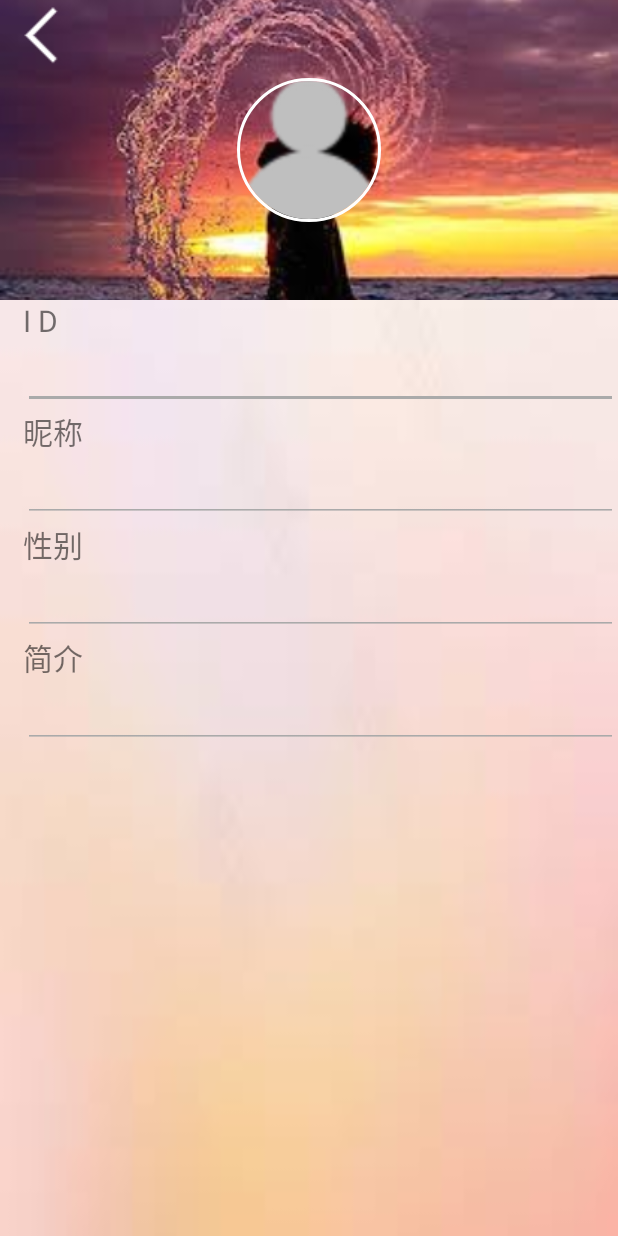
After one commit to zhongshiyi/TheMagicalBrush, an Android app: the UserInfo screen opened directly, with no data from a screen before it, on a phone screen of 412 x 824 dp. The commit adds this screen. Run offline under Robolectric (Android 15) with nearby library versions, the phone set to English and light mode, and no system bars; our stand-ins replace CircleImageView; Roboto replaces fonts that are not available here.

```diff
--- a/app/src/main/AndroidManifest.xml
+++ b/app/src/main/AndroidManifest.xml
@@ -81,7 +81,6 @@
         <activity
             android:name=".ui.Memory"
             android:theme="@style/NoActivityFullscreen" />
-
         <!--喜欢-->
         <activity android:name=".ui.MyLike"/>
         <!--评论-->
@@ -90,7 +89,9 @@
         <activity android:name=".ui.Chat"/>
         <!--通知-->
         <activity android:name=".ui.Inform"/>
-
+        <!--个人资料-->
+        <activity android:name=".ui.UserInfo"
+            android:theme="@style/NoActivityFullscreen"/>
     </application>
 
 </manifest>
--- /dev/null
+++ b/app/src/main/java/com/example/themagicalbrush/ui/UserInfo.java
@@ -0,0 +1,49 @@
+package com.example.themagicalbrush.ui;
+
+import android.content.Intent;
+import android.os.Bundle;
+import android.support.annotation.Nullable;
+import android.support.v7.app.AppCompatActivity;
+import android.view.View;
+import android.widget.ImageView;
+
+import com.example.themagicalbrush.MainActivity;
+import com.example.themagicalbrush.R;
+import com.example.themagicalbrush.fragment.UserFragment;
+
+/**
+ * 项目名：    TheMagicalBrush
+ * 包名：      com.example.themagicalbrush.ui
+ * 文件名：    UserInfo
+ * 作者：      钟士宜
+ * 创建时间    2019/10/5 15:18
+ * 描述：      个人资料
+ */
+public class UserInfo extends AppCompatActivity implements View.OnClickListener {
+
+    private ImageView iv_left_back;
+
+    @Override
+    protected void onCreate(@Nullable Bundle savedInstanceState) {
+        super.onCreate(savedInstanceState);
+        setContentView(R.layout.activity_user_info);
+
+        //初始化
+        initView();
+    }
+
+    private void initView(){
+        iv_left_back = findViewById(R.id.iv_left_back);
+        iv_left_back.setOnClickListener(this);
+    }
+
+    @Override
+    public void onClick(View v) {
+        switch (v.getId()){
+            case R.id.iv_left_back:
+                startActivity(new Intent(UserInfo.this,MainActivity.class));
+                break;
+
+        }
+    }
+}
--- /dev/null
+++ b/app/src/main/res/layout/activity_user_info.xml
@@ -0,0 +1,133 @@
+<?xml version="1.0" encoding="utf-8"?>
+<LinearLayout xmlns:android="http://schemas.android.com/apk/res/android"
+    xmlns:app="http://schemas.android.com/apk/res-auto"
+    android:layout_width="match_parent"
+    android:layout_height="match_parent"
+    android:background="@drawable/background"
+    android:orientation="vertical">
+
+    <ScrollView
+        android:layout_width="match_parent"
+        android:layout_height="0dp"
+        android:layout_weight="1">
+
+        <LinearLayout
+            android:layout_width="match_parent"
+            android:layout_height="wrap_content"
+            android:orientation="vertical">
+
+            <RelativeLayout
+                android:layout_width="match_parent"
+                android:layout_height="200dp">
+
+                <ImageView
+                    android:layout_width="match_parent"
+                    android:layout_height="match_parent"
+                    android:layout_centerInParent="true"
+                    android:scaleType="centerCrop"
+                    android:src="@drawable/background_2" />
+
+                <de.hdodenhof.circleimageview.CircleImageView
+                    android:id="@+id/profile_image"
+                    android:layout_width="96dp"
+                    android:layout_height="96dp"
+                    android:layout_centerInParent="true"
+                    android:src="@drawable/head_portrait"
+                    app:civ_border_color="@android:color/white"
+                    app:civ_border_width="2dp" />
+
+                <ImageView
+                    android:id="@+id/iv_left_back"
+                    android:layout_width="wrap_content"
+                    android:layout_height="wrap_content"
+                    android:layout_marginLeft="5dp"
+                    android:src="@drawable/left_back" />
+
+            </RelativeLayout>
+
+            <!--账号-->
+            <LinearLayout
+                android:layout_width="match_parent"
+                android:layout_height="wrap_content"
+                android:layout_marginLeft="15dp"
+                android:orientation="vertical">
+
+
+                <TextView
+                    android:layout_width="wrap_content"
+                    android:layout_height="wrap_content"
+                    android:text="I D"
+                    android:textSize="20dp" />
+
+                <EditText
+                    android:layout_width="match_parent"
+                    android:layout_height="wrap_content"
+                    android:theme="@style/MyEditText" />
+
+            </LinearLayout>
+
+            <LinearLayout
+                android:layout_width="match_parent"
+                android:layout_height="wrap_content"
+                android:layout_marginLeft="15dp"
+                android:orientation="vertical">
+
+                <TextView
+                    android:layout_width="wrap_content"
+                    android:layout_height="wrap_content"
+                    android:text="昵称"
+                    android:textSize="20dp" />
+
+                <EditText
+                    android:layout_width="match_parent"
+                    android:layout_height="wrap_content"
+                    android:theme="@style/MyEditText" />
+
+            </LinearLayout>
+            <!--性别-->
+            <LinearLayout
+                android:layout_width="match_parent"
+                android:layout_height="wrap_content"
+                android:layout_marginLeft="15dp"
+                android:orientation="vertical">
+
+                <TextView
+                    android:layout_width="wrap_content"
+                    android:layout_height="wrap_content"
+                    android:text="性别"
+                    android:textSize="20dp" />
+
+                <EditText
+                    android:layout_width="match_parent"
+                    android:layout_height="wrap_content"
+                    android:theme="@style/MyEditText" />
+
+            </LinearLayout>
+
+            <!--简介-->
+            <LinearLayout
+                android:layout_width="match_parent"
+                android:layout_height="wrap_content"
+                android:layout_marginLeft="15dp"
+                android:orientation="vertical">
+
+                <TextView
+                    android:layout_width="wrap_content"
+                    android:layout_height="wrap_content"
+                    android:text="简介"
+                    android:textSize="20dp" />
+
+                <EditText
+                    android:layout_width="match_parent"
+                    android:layout_height="wrap_content"
+                    android:theme="@style/MyEditText" />
+
+            </LinearLayout>
+
+        </LinearLayout>
+
+
+    </ScrollView>
+
+
+</LinearLayout>
--- a/app/src/main/res/layout/fragment_user.xml
+++ b/app/src/main/res/layout/fragment_user.xml
@@ -7,6 +7,7 @@
     android:orientation="vertical">
 
     <LinearLayout
+        android:id="@+id/ll_user_info"
         android:layout_width="match_parent"
         android:layout_height="100dp"
         android:layout_marginTop="30dp"
@@ -47,6 +48,7 @@
         </LinearLayout>
 
         <ImageView
+            android:id="@+id/iv_user"
             android:layout_width="20dp"
             android:layout_height="20dp"
             android:layout_marginLeft="70dp"
--- a/app/src/main/res/values/strings.xml
+++ b/app/src/main/res/values/strings.xml
@@ -1,5 +1,5 @@
 <resources>
-    <string name="app_name">iPaint&#160;&#160;&#160;&#160;&#160;iDraw</string>
+    <string name="app_name">iPaint&#160;&#160;iDraw</string>
     <string name="ChatFragment">社区</string>
     <string name="UserFragment">个人</string>
     <string name="PaintingFragment">主页</string>
--- a/app/src/main/res/values/styles.xml
+++ b/app/src/main/res/values/styles.xml
@@ -21,4 +21,9 @@
         <item name="android:textSize">12dp</item>
     </style>
 
+    <style name="MyEditText" parent = "Theme.AppCompat.Light">
+        <item name="colorControlNormal">@android:color/darker_gray</item>
+        <item name="colorControlActivated">@android:color/darker_gray</item>
+    </style>
+
 </resources>
```
Also changed, not shown: app/src/main/java/com/example/themagicalbrush/adapter/MemoryAdapter.java (added, +94 -0 lines), app/src/main/java/com/example/themagicalbrush/fragment/ChatFragment.java (+1 -17 lines), app/src/main/java/com/example/themagicalbrush/fragment/UserFragment.java (+8 -0 lines), app/src/main/java/com/example/themagicalbrush/ui/Memory.java (+55 -1 lines), app/src/main/res/layout/activity_memory.xml (+33 -9 lines), app/src/main/res/layout/fragment_painting.xml (+5 -5 lines), app/src/main/res/layout/memory_item.xml (added, +24 -0 lines), app/src/main/res/drawable/background_2.jpg (added), app/src/main/res/drawable/demonstration.png (added), app/src/main/res/drawable/left_back.png (added), app/src/main/res/drawable/left_back_2.png (added), app/src/main/res/drawable/memory.png, app/src/main/res/drawable/painting.png.
